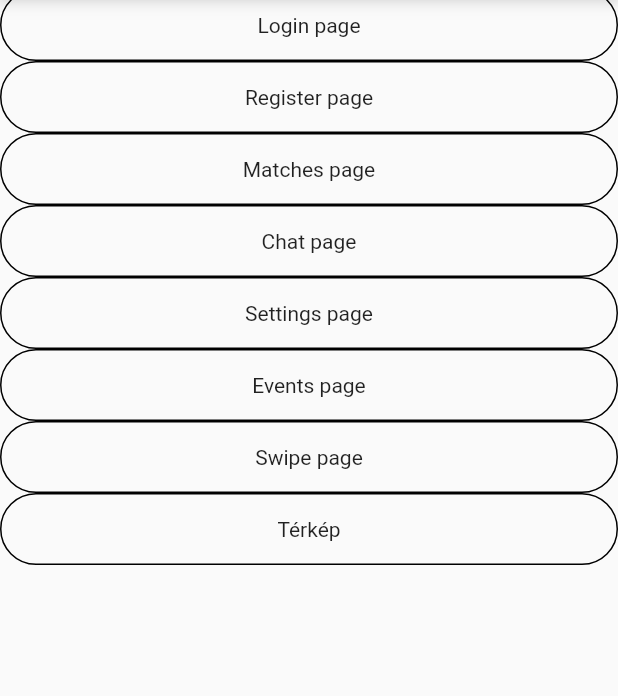
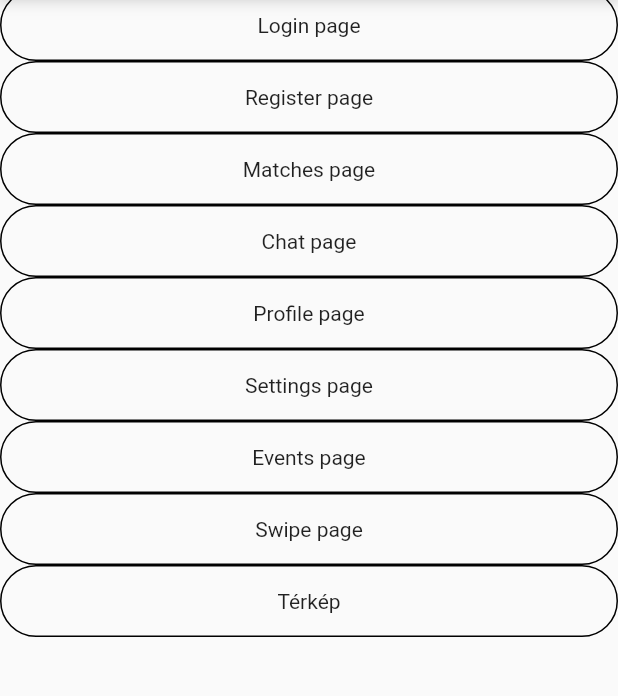
Before and after one commit to Plasius/all_in_fest, a Flutter app: the screen it shows after launch, on a phone screen of 412 x 824 dp, the part 95-791 px from its top. Run offline on Flutter 3.47's test engine with Material 2 defaults, Android fonts, the phone set to English and light mode, and no system bars; our stand-ins replace cloud_firestore, date_field, firebase_auth, firebase_core, material_design_icons_flutter, photo_view; accounts and stored records are empty; project files that could hold a hidden picture were left out.

```diff
--- a/lib/main.dart
+++ b/lib/main.dart
@@ -2,6 +2,7 @@ import 'package:all_in_fest/pages/chat_page.dart';
 import 'package:all_in_fest/pages/events_page.dart';
 import 'package:all_in_fest/pages/matches_page.dart';
 import 'package:all_in_fest/pages/login_page.dart';
+import 'package:all_in_fest/pages/profile_page.dart';
 import 'package:all_in_fest/pages/register_page.dart';
 import 'package:all_in_fest/pages/swipe_page.dart';
 import 'package:firebase_core/firebase_core.dart';
@@ -152,6 +153,20 @@ class _MyHomePageState extends State<MyHomePage> {
                 onTap: () => Navigator.push(
                     context,
                     MaterialPageRoute(
+                        builder: (context) => const ProfilePage())),
+                child: Container(
+                  padding: const EdgeInsets.all(15),
+                  child: const Center(child: Text("Profile page")),
+                  width: MediaQuery.of(context).size.width,
+                  decoration: BoxDecoration(
+                      borderRadius: BorderRadius.circular(25),
+                      border: Border.all(color: Colors.black)),
+                ),
+              ),
+              GestureDetector(
+                onTap: () => Navigator.push(
+                    context,
+                    MaterialPageRoute(
                         builder: (context) => const SettingsPage())),
                 child: Container(
                   padding: const EdgeInsets.all(15),
```
Also changed, not shown: lib/pages/profile_page.dart (+10 -13 lines), 1 other file.
